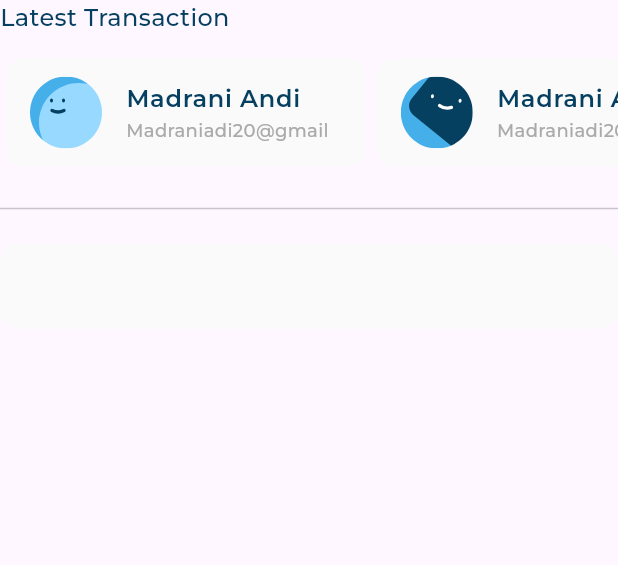
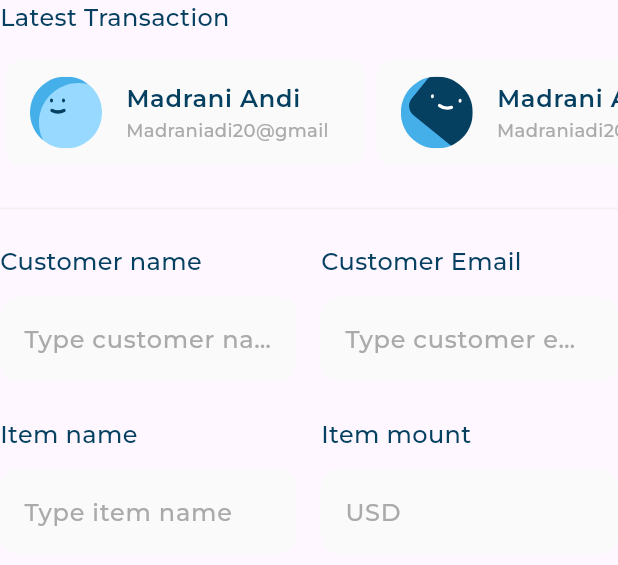
Before and after one commit to moelsayed1/reponsive_dashboard, a Flutter app: the LatestTransaction widget shown alone on an empty page, opened directly, on a phone screen of 412 x 824 dp. Shown: the top 565 px of the screen. Run offline on Flutter 3.47's test engine with Material 3 defaults, Android fonts, the phone set to English and light mode, and no system bars; our stand-ins replace flutter_svg; project files that could hold a hidden picture were left out.

Commit message:
add quick_invoice_form.dart

```diff
--- a/lib/views/widgets/custom_text_field.dart
+++ b/lib/views/widgets/custom_text_field.dart
@@ -1,12 +1,19 @@
 import 'package:flutter/material.dart';
+import 'package:responsive_dashboard/utils/app_styles.dart';
 
 class CustomTextField extends StatelessWidget {
-  const CustomTextField({super.key});
+  const CustomTextField({super.key, required this.hintText});
+
+  final String hintText;
 
   @override
   Widget build(BuildContext context) {
     return TextField(
       decoration: InputDecoration(
+        hintText: hintText,
+        hintStyle: StylesApp.styleRegular16.copyWith(
+          color: Color(0xffAAAAAA),
+        ),
         fillColor: Color(0xffFAFAFA),
         filled: true,
         border: buildOutlineInputBorder(),
--- a/lib/views/widgets/latest_transaction.dart
+++ b/lib/views/widgets/latest_transaction.dart
@@ -1,7 +1,7 @@
 import 'package:flutter/material.dart';
 import 'package:responsive_dashboard/utils/app_styles.dart';
-import 'package:responsive_dashboard/views/widgets/custom_text_field.dart';
 import 'package:responsive_dashboard/views/widgets/latest_transaction_list_view.dart';
+import 'package:responsive_dashboard/views/widgets/quick_invoice_form.dart';
 
 class LatestTransaction extends StatelessWidget {
   const LatestTransaction({super.key});
@@ -21,8 +21,12 @@ class LatestTransaction extends StatelessWidget {
         LatestTransactionListView(),
         Divider(
           height: 48,
+          color: Color(0xffF1F1F1),
         ),
-        CustomTextField(),
+        QuickInvoiceForm(),
+        SizedBox(
+          height: 24,
+        ),
       ],
     );
   }
--- /dev/null
+++ b/lib/views/widgets/quick_invoice_form.dart
@@ -0,0 +1,59 @@
+import 'package:flutter/material.dart';
+import 'package:responsive_dashboard/views/widgets/title_text_field.dart';
+
+class QuickInvoiceForm extends StatelessWidget {
+  const QuickInvoiceForm({super.key});
+
+  @override
+  Widget build(BuildContext context) {
+    return Column(
+      children: [
+        Row(
+          children: [
+            Expanded(
+              child: TitleTextField(
+                title: 'Customer name',
+                hintText: 'Type customer name',
+              ),
+            ),
+            SizedBox(
+              width: 16,
+            ),
+            Expanded(
+              child: TitleTextField(
+                title: 'Customer Email',
+                hintText: 'Type customer email',
+              ),
+            ),
+          ],
+        ),
+        SizedBox(
+          height: 24,
+        ),
+        Row(
+          children: [
+            Expanded(
+              child: TitleTextField(
+                title: 'Item name',
+                hintText: 'Type item name',
+              ),
+            ),
+            SizedBox(
+              width: 16,
+            ),
+            Expanded(
+              child: TitleTextField(
+                title: 'Item mount',
+                hintText: 'USD',
+              ),
+            ),
+            // Icon(
+            //   Icons.keyboard_arrow_down_rounded,
+            //   color: Color(0xff064061),
+            // ),
+          ],
+        ),
+      ],
+    );
+  }
+}
--- /dev/null
+++ b/lib/views/widgets/title_text_field.dart
@@ -0,0 +1,28 @@
+import 'package:flutter/material.dart';
+import 'package:responsive_dashboard/utils/app_styles.dart';
+import 'package:responsive_dashboard/views/widgets/custom_text_field.dart';
+
+class TitleTextField extends StatelessWidget {
+  const TitleTextField({super.key, required this.title, required this.hintText});
+
+  final String title, hintText;
+
+  @override
+  Widget build(BuildContext context) {
+    return Column(
+      crossAxisAlignment: CrossAxisAlignment.start,
+      children: [
+        Text(
+          title,
+          style: StylesApp.styleMedium16,
+        ),
+        SizedBox(
+          height: 12,
+        ),
+        CustomTextField(
+          hintText: hintText,
+        ),
+      ],
+    );
+  }
+}
```
